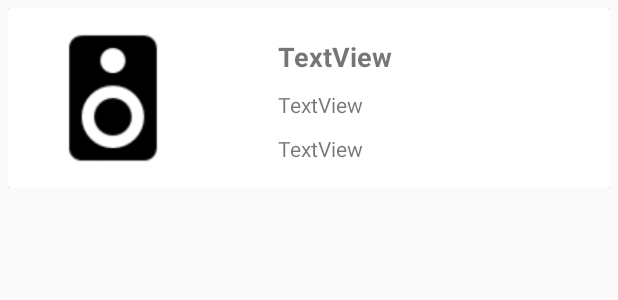
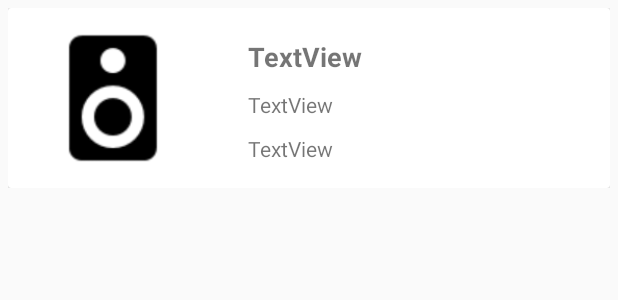
Before and after one commit to carlos-moy-gra/FestivApp, an Android app: the layout item_festival_recycler.xml on its own in the app's theme, with its tools: preview values and no code run, on a phone screen of 412 x 824 dp. Shown: the top 300 px of the screen. Run offline under Robolectric (Android 15) with nearby library versions, the light colour scheme and no system bars.

Commit message:
Añadidos campos de fecha y localización en los items festival de la pestaña descubrir del menú principal. Además, ahora los festivales se muestran ordenados por fecha.

```diff
--- a/Festivapp/app/src/main/java/com/example/festivapp/ui/seleccionGeneros/GenerosActivity.java
+++ b/Festivapp/app/src/main/java/com/example/festivapp/ui/seleccionGeneros/GenerosActivity.java
@@ -34,8 +34,6 @@ import java.util.Map;
 public class GenerosActivity extends AppCompatActivity {
 
     final public static String TAG = "Selección de Géneros";
-
-    /* TODO: Queda modificar el adapter para que los items que se encuentran en géneros seguidos se puedan mostrar con un tick desde el principio (cuando el usuario viene del menú principal) */
 
     private GridView gridView;
     private GenerosGridAdapter adapter;
--- a/Festivapp/app/src/main/res/layout/activity_login.xml
+++ b/Festivapp/app/src/main/res/layout/activity_login.xml
@@ -47,7 +47,7 @@
         android:id="@+id/login"
         android:layout_width="300dp"
         android:layout_height="wrap_content"
-        android:background="#037BF4"
+        android:background="@color/colorPrimaryDark"
         android:enabled="false"
         android:gravity="center|center_horizontal"
         android:text="@string/action_log_in"
@@ -73,7 +73,7 @@
         android:layout_width="300dp"
         android:layout_height="wrap_content"
         android:layout_marginTop="88dp"
-        android:background="#037BF4"
+        android:background="@color/colorPrimaryDark"
         android:gravity="center|center_horizontal"
         android:onClick="registraUsuario"
         android:text="@string/action_register"
--- a/Festivapp/app/src/main/res/layout/activity_registro.xml
+++ b/Festivapp/app/src/main/res/layout/activity_registro.xml
@@ -129,7 +129,7 @@
         android:layout_width="300dp"
         android:layout_height="wrap_content"
         android:width="@android:dimen/thumbnail_width"
-        android:background="#037BF4"
+        android:background="@color/colorPrimaryDark"
         android:enabled="false"
         android:text="@string/action_register" />
 
--- a/Festivapp/app/src/main/res/layout/item_festival_recycler.xml
+++ b/Festivapp/app/src/main/res/layout/item_festival_recycler.xml
@@ -38,8 +38,8 @@
                 android:id="@+id/fecha_festival"
                 android:layout_width="wrap_content"
                 android:layout_height="wrap_content"
-                android:layout_marginStart="60dp"
-                android:layout_marginLeft="60dp"
+                android:layout_marginStart="40dp"
+                android:layout_marginLeft="40dp"
                 android:layout_marginTop="10dp"
                 android:text="TextView"
                 android:textSize="14sp"
@@ -50,8 +50,8 @@
                 android:id="@+id/nombre_festival"
                 android:layout_width="wrap_content"
                 android:layout_height="wrap_content"
-                android:layout_marginStart="60dp"
-                android:layout_marginLeft="60dp"
+                android:layout_marginStart="40dp"
+                android:layout_marginLeft="40dp"
                 android:layout_marginTop="20dp"
                 android:text="TextView"
                 android:textSize="18sp"
@@ -63,8 +63,8 @@
                 android:id="@+id/localizacion_festival"
                 android:layout_width="wrap_content"
                 android:layout_height="wrap_content"
-                android:layout_marginStart="60dp"
-                android:layout_marginLeft="60dp"
+                android:layout_marginStart="40dp"
+                android:layout_marginLeft="40dp"
                 android:layout_marginTop="10dp"
                 android:text="TextView"
                 android:textSize="14sp"
```
Also changed, not shown: Festivapp/app/src/main/java/com/example/festivapp/data/model/Festival.java (+15 -2 lines), Festivapp/app/src/main/java/com/example/festivapp/ui/main/FestivalesRecyclerAdapter.java (+14 -7 lines), Festivapp/app/src/main/java/com/example/festivapp/ui/main/PageViewModel.java (+1 -24 lines).
